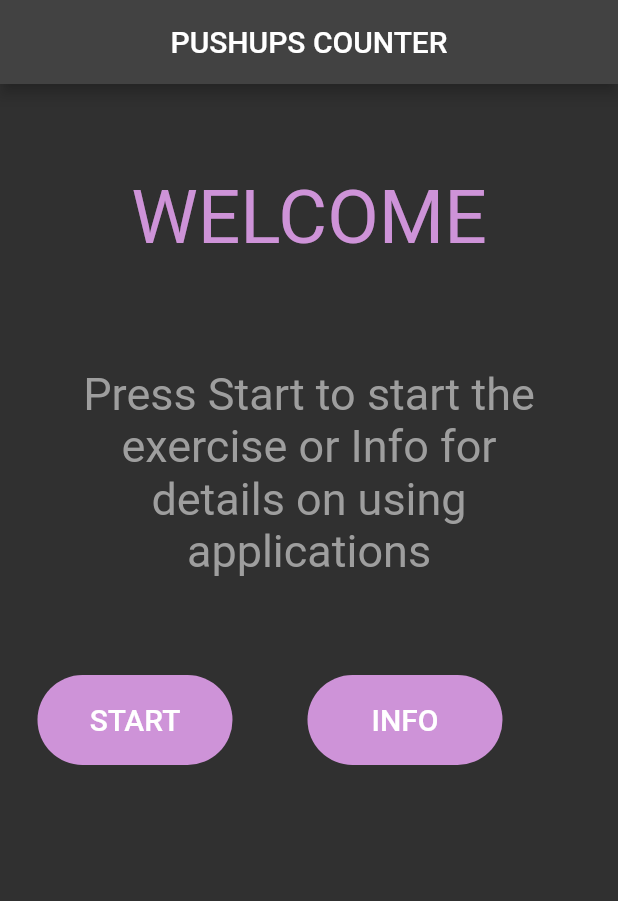
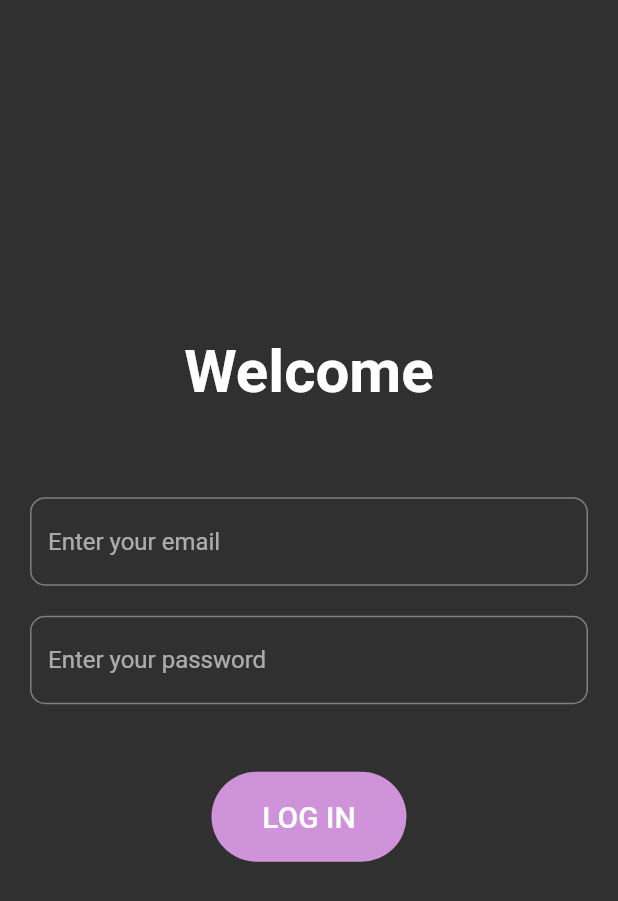
Before and after one commit to dev-prospekt/detect-pose, a Flutter app: the screen it shows after launch, on a phone screen of 412 x 824 dp. Shown: the top 901 px of the screen. Run offline on Flutter 3.47's test engine with Material 2 defaults, Android fonts, the light colour scheme and no system bars; our stand-ins replace camera, email_validator; missing offline and left inert: learning_input_image, learning_pose_detection.

Commit message:
novi pagevi, login forma

```diff
--- a/lib/PoseDetectionPage.dart
+++ b/lib/PoseDetectionPage.dart
@@ -1,5 +1,4 @@
 import 'dart:convert';
-
 import 'package:flutter/cupertino.dart';
 import 'package:flutter/material.dart';
 import 'package:provider/provider.dart';
--- /dev/null
+++ b/lib/login.dart
@@ -0,0 +1,108 @@
+import 'package:email_validator/email_validator.dart';
+import 'package:flutter/material.dart';
+import 'package:pushups_counter2/MyHomePage.dart';
+
+class LoginPage extends StatefulWidget {
+  const LoginPage({Key? key, required this.title}) : super(key: key);
+  final String title;
+
+  @override
+  State<LoginPage> createState() => _LoginPageState();
+}
+
+class _LoginPageState extends State<LoginPage> {
+  final _formKey = GlobalKey<FormState>();
+  var rememberValue = false;
+
+  @override
+  Widget build(BuildContext context) {
+    return Scaffold(
+      body: Container(
+        padding: const EdgeInsets.all(20),
+        child: Column(
+          mainAxisAlignment: MainAxisAlignment.center,
+          crossAxisAlignment: CrossAxisAlignment.center,
+          children: <Widget>[
+            const Text(
+              'Welcome',
+              style: TextStyle(
+                fontWeight: FontWeight.bold,
+                fontSize: 40,
+              ),
+            ),
+            const SizedBox(
+              height: 60,
+            ),
+            Form(
+              key: _formKey,
+              child: Column(
+                children: [
+                  TextFormField(
+                    validator: (value) => EmailValidator.validate(value!) ? null : "Please enter a valid email",
+                    maxLines: 1,
+                    decoration: InputDecoration(
+                      hintText: 'Enter your email',
+                      border: OutlineInputBorder(
+                        borderRadius: BorderRadius.circular(10),
+                      ),
+                    ),
+                  ),
+                  const SizedBox(
+                    height: 20,
+                  ),
+                  TextFormField(
+                    validator: (value) {
+                      if (value == null || value.isEmpty) {
+                        return 'Please enter your password';
+                      }
+                      return null;
+                    },
+                    maxLines: 1,
+                    obscureText: true,
+                    decoration: InputDecoration(
+                      hintText: 'Enter your password',
+                      border: OutlineInputBorder(
+                        borderRadius: BorderRadius.circular(10),
+                      ),
+                    ),
+                  ),
+                  const SizedBox(
+                    height: 20,
+                  ),
+                  Row(
+                    mainAxisAlignment: MainAxisAlignment.center,
+                    children: [
+                      Container(
+                        margin: EdgeInsets.all(25),
+                        width: 130,
+                        height: 60,
+                        child: FlatButton(
+                          child: Text(
+                            'LOG IN',
+                            style: TextStyle(fontSize: 20.0),
+                          ),
+                          color: Colors.purple.shade200,
+                          textColor: Colors.white,
+                          shape: RoundedRectangleBorder(borderRadius: BorderRadius.circular(50)),
+                          onPressed: () async {
+                            Navigator.push(
+                              context,
+                              MaterialPageRoute(
+                                  builder: (context) => const MyHomePage(
+                                        title: 'DASHBOARD',
+                                      )),
+                            );
+                          },
+                        ),
+                      ),
+                    ],
+                  ),
+                ],
+              ),
+            )
+          ],
+        ),
+      ),
+    );
+  }
+}
--- a/lib/main.dart
+++ b/lib/main.dart
@@ -1,5 +1,6 @@
 import 'package:flutter/material.dart';
 import 'MyHomePage.dart';
+import 'login.dart';
 
 void main() {
   //Get list of available cameras
@@ -28,7 +29,7 @@ class MyApp extends StatelessWidget {
         brightness: Brightness.dark,
         primarySwatch: Colors.grey,
       ),
-      home: const MyHomePage(title: 'PUSHUPS COUNTER'),
+      home: const LoginPage(title: 'Login UI'),
       //routes: <String, WidgetBuilder>{
       // '/StartPage': (context) => StartPage()
       //}
--- a/pubspec.yaml
+++ b/pubspec.yaml
@@ -32,6 +32,7 @@ dependencies:
 
   provider: ^6.0.3
   learning_pose_detection: ^0.0.2
+  email_validator: ^2.0.1
 
 
 dev_dependencies:
```
Also changed, not shown: lib/Dashboard1.dart (added, +32 -0 lines), lib/Dashboard2.dart (added, +86 -0 lines), lib/MyHomePage.dart (+10 -15 lines), pubspec.lock, 1 other file.
